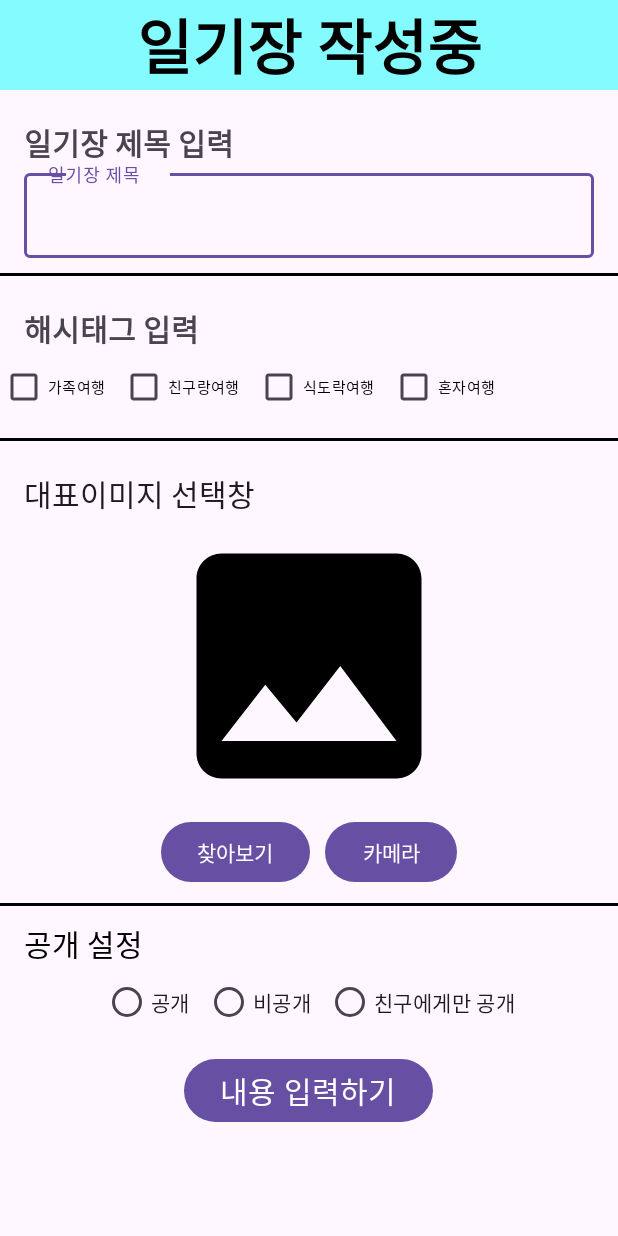
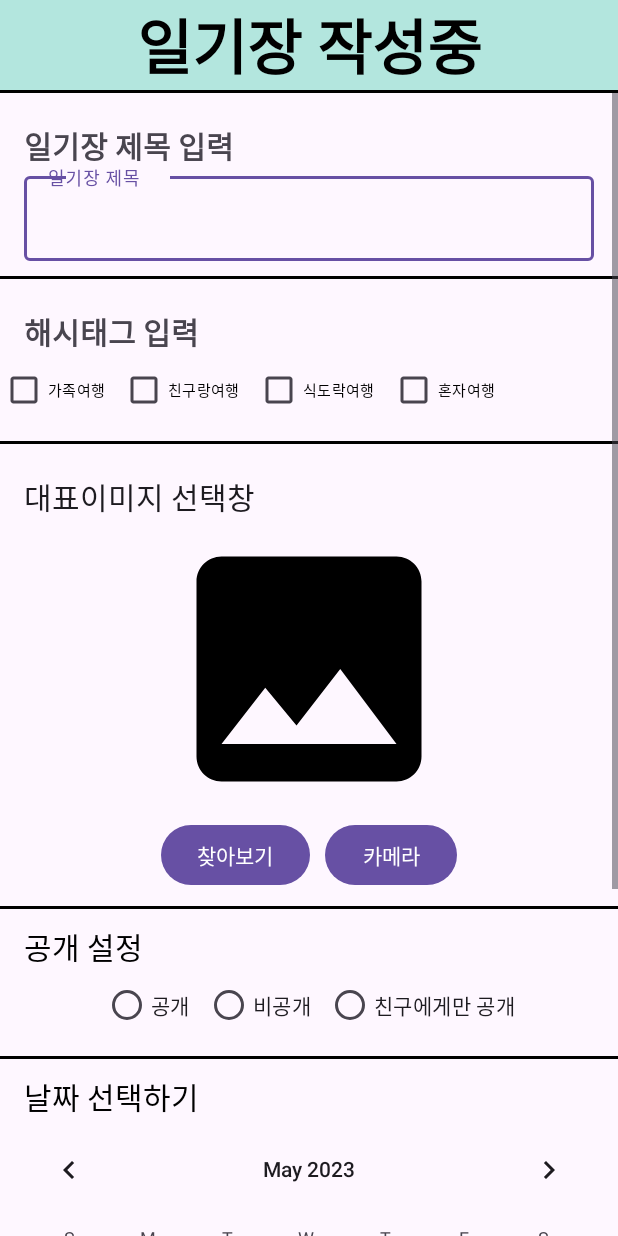
Before and after one commit to wjdsheep15/inputContent, an Android app: the layout activity_main.xml on its own in the app's theme, with its tools: preview values and no code run, on a phone screen of 412 x 824 dp. Run offline under Robolectric (Android 15) with nearby library versions, the phone set to English and light mode, and no system bars.

Commit message:
inputcontent

```diff
--- a/app/src/main/res/layout/activity_input_content.xml
+++ b/app/src/main/res/layout/activity_input_content.xml
@@ -32,6 +32,7 @@
             android:lines="5"
             android:textColor="@color/black"
             android:gravity="top"
+            tools:ignore="SpeakableTextPresentCheck"
             />
     </com.google.android.material.textfield.TextInputLayout>
 
@@ -68,6 +69,7 @@
             android:lines="25"
             android:textColor="@color/black"
             android:gravity="top"
+            tools:ignore="SpeakableTextPresentCheck"
             />
     </com.google.android.material.textfield.TextInputLayout>
 
--- a/app/src/main/res/layout/activity_main.xml
+++ b/app/src/main/res/layout/activity_main.xml
@@ -10,100 +10,112 @@
     <TextView
         android:layout_width="match_parent"
         android:layout_height="wrap_content"
+        android:background="#907BDAC4"
+        android:gravity="center_horizontal"
         android:text="일기장 작성중"
         android:textColor="@color/black"
         android:textSize="40sp"
-        android:gravity="center_horizontal"
-        android:textStyle="bold"
-        android:background="#7C00FEFE"
+        android:textStyle="bold" />
+
+    <View
+        android:layout_width="match_parent"
+        android:layout_height="2dp"
+        android:background="@color/black"
+
         />
 
+    <ScrollView
+        android:layout_width="match_parent"
+        android:layout_height="wrap_content"
+        tools:context=".MainActivity">
+
+        <LinearLayout
+            android:layout_width="match_parent"
+            android:layout_height="match_parent"
+            android:orientation="vertical">
 
 
             <TextView
                 android:layout_width="match_parent"
                 android:layout_height="wrap_content"
+                android:layout_marginStart="16dp"
+                android:layout_marginTop="20dp"
+                android:layout_marginEnd="16dp"
                 android:text="일기장 제목 입력"
                 android:textSize="20sp"
-        android:layout_marginEnd="16dp"
-        android:layout_marginStart="16dp"
-        android:layout_marginTop="20dp"
-        android:textStyle="bold"/>
+                android:textStyle="bold" />
+
             <com.google.android.material.textfield.TextInputLayout
                 style="@style/Widget.MaterialComponents.TextInputLayout.OutlinedBox"
                 android:layout_width="match_parent"
                 android:layout_height="wrap_content"
-        android:backgroundTint="@color/black"
-        >
+                android:backgroundTint="@color/black">
 
                 <com.google.android.material.textfield.TextInputEditText
                     android:layout_width="match_parent"
                     android:layout_height="wrap_content"
-            android:hint="일기장 제목"
-            android:textColor="@color/black"
-            android:inputType="textMultiLine"
                     android:layout_marginStart="16dp"
                     android:layout_marginEnd="16dp"
-            />
+                    android:hint="일기장 제목"
+                    android:inputType="textMultiLine"
+                    android:textColor="@color/black" />
 
             </com.google.android.material.textfield.TextInputLayout>
 
             <View
                 android:layout_width="match_parent"
                 android:layout_height="2dp"
-        android:background="@color/black"
                 android:layout_marginTop="10dp"
-        />
+                android:background="@color/black" />
 
             <TextView
                 android:layout_width="match_parent"
                 android:layout_height="wrap_content"
+                android:layout_marginStart="16dp"
+                android:layout_marginTop="20dp"
+                android:layout_marginEnd="16dp"
                 android:text="해시태그 입력"
                 android:textSize="20sp"
-        android:layout_marginEnd="16dp"
-        android:layout_marginStart="16dp"
-        android:layout_marginTop="20dp"
-        android:textStyle="bold"/>
+                android:textStyle="bold" />
 
 
             <GridLayout
                 android:layout_width="match_parent"
                 android:layout_height="wrap_content"
-        android:orientation="horizontal"
                 android:columnCount="4"
-        >
+                android:orientation="horizontal">
+
                 <CheckBox
                     android:layout_width="wrap_content"
                     android:layout_height="wrap_content"
+                    android:layout_marginEnd="10dp"
+                    android:text="가족여행"
                     android:textColor="@color/black"
-            android:text="가족여행"
-            android:textSize="10sp"
-            android:layout_marginEnd="10dp"
-            />
+                    android:textSize="10sp" />
+
                 <CheckBox
                     android:layout_width="wrap_content"
                     android:layout_height="wrap_content"
+                    android:layout_marginEnd="10dp"
+                    android:text="친구랑여행"
                     android:textColor="@color/black"
-            android:text="친구랑여행"
-            android:textSize="10sp"
-            android:layout_marginEnd="10dp"
-            />
+                    android:textSize="10sp" />
+
                 <CheckBox
                     android:layout_width="wrap_content"
                     android:layout_height="wrap_content"
+                    android:layout_marginEnd="10dp"
+                    android:text="식도락여행"
                     android:textColor="@color/black"
-            android:text="식도락여행"
-            android:textSize="10sp"
-            android:layout_marginEnd="10dp"
-            />
+                    android:textSize="10sp" />
+
                 <CheckBox
                     android:layout_width="wrap_content"
                     android:layout_height="wrap_content"
+                    android:layout_marginEnd="10dp"
+                    android:text="혼자여행"
                     android:textColor="@color/black"
-            android:text="혼자여행"
-            android:textSize="10sp"
-            android:layout_marginEnd="10dp"
-            />
+                    android:textSize="10sp" />
 
             </GridLayout>
 
@@ -111,19 +123,19 @@
             <View
                 android:layout_width="match_parent"
                 android:layout_height="2dp"
-        android:background="@color/black"
                 android:layout_marginTop="10dp"
-        />
+                android:background="@color/black" />
+
             <TextView
+                style="@style/Widget.MaterialComponents.TextInputLayout.OutlinedBox"
                 android:layout_width="match_parent"
                 android:layout_height="wrap_content"
+                android:layout_marginStart="16dp"
+                android:layout_marginTop="20dp"
+                android:layout_marginEnd="16dp"
                 android:text="대표이미지 선택창"
-        android:textSize="20sp"
-        android:layout_marginTop="20dp"
-        android:layout_marginStart="16dp"
-        android:layout_marginEnd="16dp"
-        style="@style/Widget.MaterialComponents.TextInputLayout.OutlinedBox"
-        />
+                android:textSize="20sp" />
+
             <ImageView
                 android:id="@+id/userImageView"
                 android:layout_width="match_parent"
@@ -133,17 +145,17 @@
             <GridLayout
                 android:layout_width="wrap_content"
                 android:layout_height="wrap_content"
+                android:layout_gravity="center"
                 android:columnCount="2"
-        android:layout_gravity="center"
 
                 >
+
                 <Button
                     android:id="@+id/galleryButton"
                     android:layout_width="wrap_content"
                     android:layout_height="wrap_content"
-            android:text="찾아보기"
                     android:layout_marginEnd="10dp"
-            />
+                    android:text="찾아보기" />
 
                 <Button
                     android:id="@+id/cameraButton"
@@ -156,65 +168,87 @@
             <View
                 android:layout_width="match_parent"
                 android:layout_height="2dp"
-        android:background="@color/black"
                 android:layout_marginTop="10dp"
-        />
+                android:background="@color/black" />
 
 
             <TextView
                 android:layout_width="match_parent"
                 android:layout_height="wrap_content"
+                android:layout_marginStart="16dp"
+                android:layout_marginTop="10dp"
+                android:layout_marginEnd="16dp"
                 android:text="공개 설정"
-        android:textSize="20sp"
-        android:layout_marginStart="16dp"
-        android:layout_marginEnd="16dp"
-        android:layout_marginTop="10dp"
                 android:textColor="@color/black"
-        />
+                android:textSize="20sp" />
 
 
             <RadioGroup
                 android:layout_width="match_parent"
                 android:layout_height="wrap_content"
+                android:gravity="center_horizontal"
                 android:orientation="horizontal"
-        android:gravity="center_horizontal"
 
                 >
 
                 <RadioButton
                     android:layout_width="wrap_content"
                     android:layout_height="wrap_content"
-            android:text="공개"
                     android:layout_marginEnd="10dp"
-            />
+                    android:text="공개" />
 
                 <RadioButton
                     android:layout_width="wrap_content"
                     android:layout_height="wrap_content"
-            android:text="비공개"
                     android:layout_marginEnd="10dp"
-            />
+                    android:text="비공개" />
 
                 <RadioButton
                     android:layout_width="wrap_content"
                     android:layout_height="wrap_content"
-            android:text="친구에게만 공개"
-            />
+                    android:text="친구에게만 공개" />
 
             </RadioGroup>
 
+            <View
+                android:layout_width="match_parent"
+                android:layout_height="2dp"
+                android:layout_marginTop="10dp"
+                android:background="@color/black" />
 
 
+            <TextView
+                android:layout_width="match_parent"
+                android:layout_height="wrap_content"
+                android:text="날짜 선택하기"
+                android:textColor="@color/black"
+                android:textSize="20sp"
+                android:layout_marginStart="16dp"
+                android:layout_marginTop="10dp"
+                android:layout_marginEnd="16dp"
+                />
+
+            <CalendarView
+                android:layout_width="match_parent"
+                android:layout_height="wrap_content"
+                />
+            <View
+                android:layout_width="match_parent"
+                android:layout_height="2dp"
+                android:layout_marginTop="10dp"
+                android:background="@color/black"
+                />
             <Button
                 android:id="@+id/content"
                 android:layout_width="wrap_content"
                 android:layout_height="wrap_content"
-        android:text="내용 입력하기"
-        android:textSize="20sp"
-        android:gravity="center_horizontal"
-        android:textColor="@color/white"
                 android:layout_gravity="center_horizontal"
                 android:layout_marginTop="10dp"
-        />
+                android:gravity="center_horizontal"
+                android:text="내용 입력하기"
+                android:textColor="@color/white"
+                android:textSize="20sp" />
+        </LinearLayout>
 
+    </ScrollView>
 </LinearLayout>
```
Lines whose indentation alone changed are shown as unchanged.
